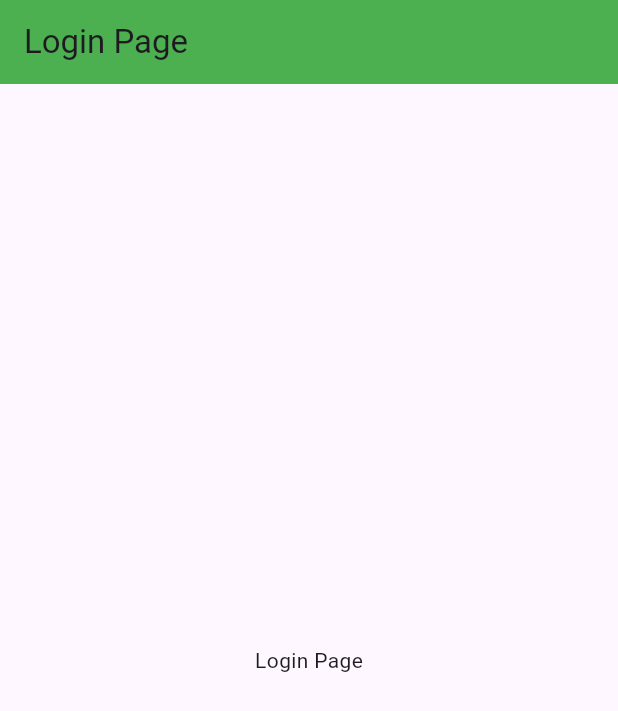
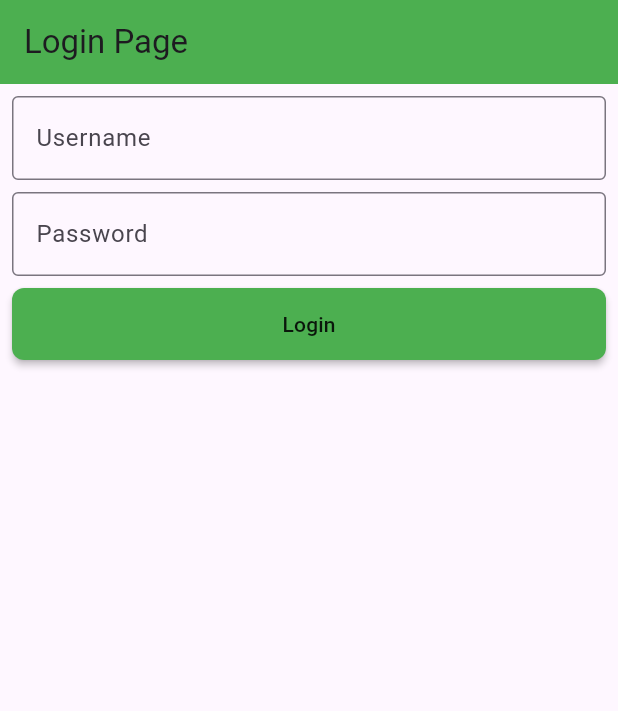
Before and after one commit to SaurabhS120/green_bank, a Flutter app: the screen it shows after launch, on a phone screen of 412 x 824 dp. Shown: the top 711 px of the screen. Run offline on Flutter 3.47's test engine with Material 3 defaults, Android fonts, the phone set to English and light mode, and no system bars.

Commit message:
login form ui

```diff
--- a/lib/features/login/login_page.dart
+++ b/lib/features/login/login_page.dart
@@ -1,5 +1,5 @@
-import 'package:flutter/cupertino.dart';
 import 'package:flutter/material.dart';
+import 'package:green_bank/ui/form/app_form.dart';
 
 class LoginPage extends StatelessWidget{
   const LoginPage({super.key});
@@ -11,9 +11,21 @@ class LoginPage extends StatelessWidget{
         title: const Text('Login Page'),
         backgroundColor: Colors.green,
       ),
-      body: const Center(
-        child: Text('Login Page'),
-      ),
+      body: AppForm(
+        children: [
+          const FormTextField(
+            labelText: 'Username',
+          ),
+          const FormTextField(
+            labelText: 'Password',
+          ),
+          FormButton(
+            text: 'Login',
+            onPressed: () {
+            },
+          ),
+        ],
+      )
     );
   }
 }
--- /dev/null
+++ b/lib/ui/form/app_form.dart
@@ -0,0 +1,18 @@
+import 'package:flutter/material.dart';
+export 'form_button.dart';
+export 'form_text_field.dart';
+class AppForm extends StatelessWidget {
+  final List<Widget> children;
+
+  const AppForm({super.key, required this.children});
+
+  @override
+  Widget build(BuildContext context) {
+    return Padding(
+      padding: const EdgeInsets.only(top: 8,left: 8,right: 8),
+      child: Column(
+        children: children,
+      ),
+    );
+  }
+}
--- /dev/null
+++ b/lib/ui/form/form_button.dart
@@ -0,0 +1,25 @@
+import 'package:flutter/material.dart';
+
+class FormButton extends StatelessWidget{
+  final String text;
+  final VoidCallback onPressed;
+  final double width;
+  const FormButton({super.key, required this.text, required this.onPressed, this.width = double.infinity});
+
+  @override
+  Widget build(BuildContext context) {
+    return Padding(
+      padding: const EdgeInsets.only(bottom: 8.0),
+      child: MaterialButton(
+        onPressed: onPressed,
+        color: Colors.green,
+        shape: RoundedRectangleBorder(
+          borderRadius: BorderRadius.circular(8),
+        ),
+        height: 48,
+        minWidth: width,
+        child: Text(text)
+      ),
+    );
+  }
+}
--- /dev/null
+++ b/lib/ui/form/form_text_field.dart
@@ -0,0 +1,24 @@
+import 'package:flutter/material.dart';
+
+class FormTextField extends StatefulWidget{
+  final String labelText;
+  const FormTextField({super.key, required this.labelText});
+
+  @override
+  State<FormTextField> createState() => _FormTextFieldState();
+}
+
+class _FormTextFieldState extends State<FormTextField> {
+  @override
+  Widget build(BuildContext context) {
+   return Padding(
+     padding: const EdgeInsets.only(bottom: 8.0),
+     child: TextField(
+       decoration: InputDecoration(
+         border: const OutlineInputBorder(),
+         labelText: widget.labelText,
+       ),
+     ),
+   );
+  }
+}
```
